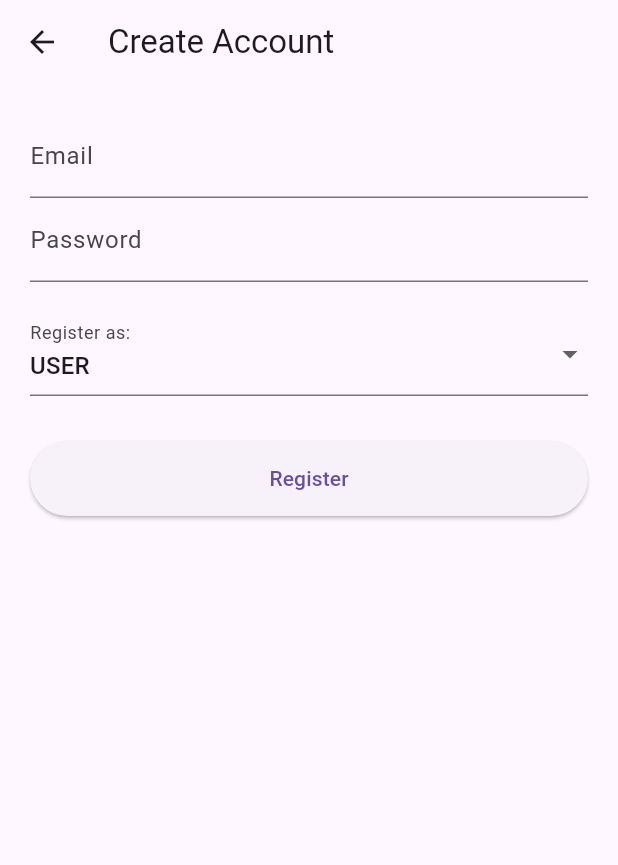
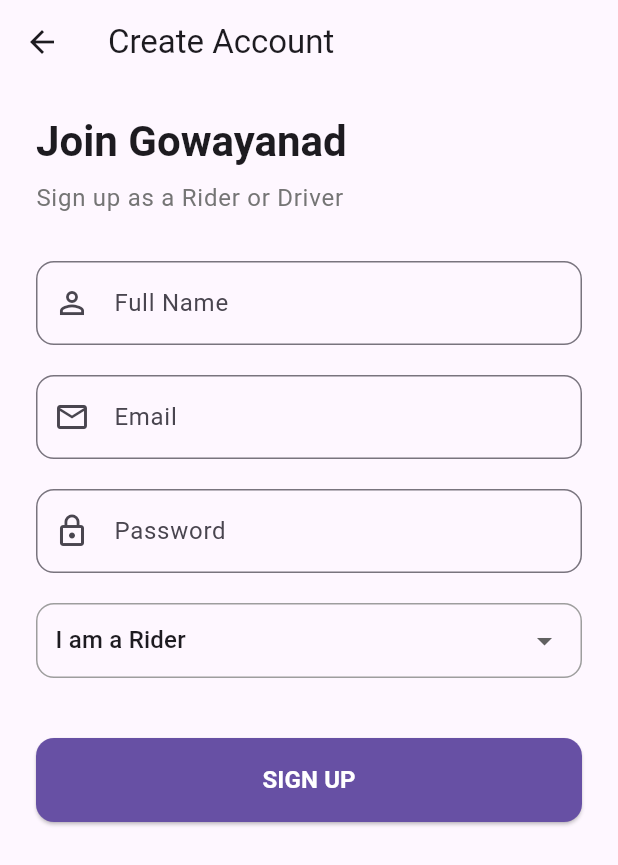
Before and after one commit to Athmana/MiniProject-group-19, a Flutter app: the screen it shows after launch, after a tap on "ADD USER/DRIVER", on a phone screen of 412 x 824 dp. Shown: the top 865 px of the screen. Run offline on Flutter 3.47's test engine with Material 3 defaults, Android fonts, the phone set to English and light mode, and no system bars; our stand-ins replace cloud_firestore, firebase_auth, firebase_core, geocoding, geolocator, google_maps_flutter and 1 more; accounts and stored records are empty; network calls fail.

Commit message:
login updated

```diff
--- a/lib/driver/driverridefinishedscreen.dart
+++ b/lib/driver/driverridefinishedscreen.dart
@@ -30,14 +30,17 @@
               child: Column(
                 mainAxisAlignment: MainAxisAlignment.center,
                 children: const [
-                  Text("You Earned",
-                      style: TextStyle(color: Colors.grey, fontSize: 12)),
+                  Text(
+                    "You Earned",
+                    style: TextStyle(color: Colors.grey, fontSize: 12),
+                  ),
                   Text(
                     "₹510",
                     style: TextStyle(
-                        fontSize: 32,
-                        fontWeight: FontWeight.bold,
-                        color: Color(0xFF2D62ED)),
+                      fontSize: 32,
+                      fontWeight: FontWeight.bold,
+                      color: Color(0xFF2D62ED),
+                    ),
                   ),
                 ],
               ),
@@ -60,7 +63,7 @@
 
             // 3. Passenger Rating Section
             const Text(
-              "Rate the Passenger",
+              "Rate the Driver",
               style: TextStyle(fontSize: 18, fontWeight: FontWeight.bold),
             ),
             const SizedBox(height: 8),
@@ -72,9 +75,13 @@
             Row(
               mainAxisAlignment: MainAxisAlignment.center,
               children: List.generate(
-                  5,
-                  (index) => const Icon(Icons.star_rounded,
-                      size: 45, color: Colors.orangeAccent)),
+                5,
+                (index) => const Icon(
+                  Icons.star_rounded,
+                  size: 45,
+                  color: Colors.orangeAccent,
+                ),
+              ),
             ),
 
             const SizedBox(height: 40),
@@ -107,14 +114,16 @@
                 style: ElevatedButton.styleFrom(
                   backgroundColor: const Color(0xFF2D62ED),
                   shape: RoundedRectangleBorder(
-                      borderRadius: BorderRadius.circular(12)),
+                    borderRadius: BorderRadius.circular(12),
+                  ),
                 ),
                 child: const Text(
                   "GO ONLINE",
                   style: TextStyle(
-                      color: Colors.white,
-                      fontWeight: FontWeight.bold,
-                      fontSize: 16),
+                    color: Colors.white,
+                    fontWeight: FontWeight.bold,
+                    fontSize: 16,
+                  ),
                 ),
               ),
             ),
@@ -127,8 +136,10 @@
   Widget _buildTripDetail(String value, String label) {
     return Column(
       children: [
-        Text(value,
-            style: const TextStyle(fontSize: 18, fontWeight: FontWeight.bold)),
+        Text(
+          value,
+          style: const TextStyle(fontSize: 18, fontWeight: FontWeight.bold),
+        ),
         Text(label, style: const TextStyle(color: Colors.grey, fontSize: 12)),
       ],
     );
--- a/lib/loginscreen.dart
+++ b/lib/loginscreen.dart
@@ -1,6 +1,6 @@
 import 'package:flutter/material.dart';
 import 'package:gowayanad/services/auth_services.dart';
-import 'package:gowayanad/services/user_add.dart';
+import 'package:gowayanad/registerscreen.dart';
 
 class LoginScreen extends StatefulWidget {
   const LoginScreen({super.key});
@@ -39,7 +39,7 @@
               const SizedBox(height: 40),
               TextField(
                 controller: emailController,
-                keyboardType: TextInputType.phone,
+                keyboardType: TextInputType.emailAddress,
                 decoration: InputDecoration(
                   labelText: "Email",
                   prefixIcon: const Icon(Icons.email),
@@ -52,10 +52,10 @@
               const SizedBox(height: 24),
               TextField(
                 controller: passwordController,
-                keyboardType: TextInputType.phone,
+                obscureText: true,
                 decoration: InputDecoration(
                   labelText: "Password",
-                  prefixIcon: const Icon(Icons.email),
+                  prefixIcon: const Icon(Icons.lock_outline),
 
                   border: OutlineInputBorder(
                     borderRadius: BorderRadius.circular(12),
@@ -98,8 +98,11 @@
                     ),
                   ),
                   onPressed: () {
-                    Navigator.of(context).push(
-                      MaterialPageRoute(builder: (context) => RegisterScreen()),
+                    Navigator.push(
+                      context,
+                      MaterialPageRoute(
+                        builder: (context) => const RegisterScreen(),
+                      ),
                     );
                   },
                   child: const Text(
--- a/lib/main.dart
+++ b/lib/main.dart
@@ -1,3 +1,5 @@
+import 'package:cloud_firestore/cloud_firestore.dart';
+import 'package:firebase_auth/firebase_auth.dart';
 import 'package:firebase_core/firebase_core.dart';
 import 'package:flutter/material.dart';
 import 'package:gowayanad/driver/homepage.dart';
@@ -14,7 +16,8 @@
       debugShowCheckedModeBanner: false,
       initialRoute: '/',
       routes: {
-        '/': (context) => LoginScreen(),
+        '/': (context) => const AuthWrapper(),
+        '/login': (context) => const LoginScreen(),
         '/userHome': (context) => EmergencyRideHome(),
         '/driverHome': (context) => DriverHomePage(),
       },
@@ -22,19 +25,52 @@
   );
 }
 
-// Dummy Screens
-class UserDashboard extends StatelessWidget {
-  const UserDashboard({super.key});
+class AuthWrapper extends StatelessWidget {
+  const AuthWrapper({super.key});
 
   @override
-  Widget build(BuildContext context) =>
-      Scaffold(appBar: AppBar(title: Text("User Area")));
+  Widget build(BuildContext context) {
+    return StreamBuilder<User?>(
+      stream: FirebaseAuth.instance.authStateChanges(),
+      builder: (context, snapshot) {
+        if (snapshot.connectionState == ConnectionState.waiting) {
+          return const Scaffold(
+            body: Center(child: CircularProgressIndicator()),
+          );
+        }
+
+        if (snapshot.hasData && snapshot.data != null) {
+          // User is logged in, grab their role
+          return FutureBuilder<DocumentSnapshot>(
+            future: FirebaseFirestore.instance
+                .collection('users')
+                .doc(snapshot.data!.uid)
+                .get(),
+            builder: (context, roleSnapshot) {
+              if (roleSnapshot.connectionState == ConnectionState.waiting) {
+                return const Scaffold(
+                  body: Center(child: CircularProgressIndicator()),
+                );
+              }
+
+              if (roleSnapshot.hasData && roleSnapshot.data!.exists) {
+                String role = roleSnapshot.data!.get('role') ?? 'rider';
+                if (role == 'driver') {
+                  return const DriverHomePage();
+                } else {
+                  return const EmergencyRideHome();
+                }
+              }
+
+              // Fallback if document doesn't exist
+              return const EmergencyRideHome();
+            },
+          );
+        }
+
+        // User is NOT logged in
+        return const LoginScreen();
+      },
+    );
+  }
 }
-
-class DriverDashboard extends StatelessWidget {
-  const DriverDashboard({super.key});
-
-  @override
-  Widget build(BuildContext context) =>
-      Scaffold(appBar: AppBar(title: Text("Driver Area")));
-}
--- /dev/null
+++ b/lib/registerscreen.dart
@@ -0,0 +1,179 @@
+import 'package:flutter/material.dart';
+import 'package:gowayanad/services/auth_services.dart';
+
+class RegisterScreen extends StatefulWidget {
+  const RegisterScreen({super.key});
+
+  @override
+  _RegisterScreenState createState() => _RegisterScreenState();
+}
+
+class _RegisterScreenState extends State<RegisterScreen> {
+  final _emailController = TextEditingController();
+  final _passwordController = TextEditingController();
+  final _nameController = TextEditingController();
+  // Role selection state
+  String _selectedRole = 'rider';
+  bool _isLoading = false;
+
+  Future<void> _handleSignUp() async {
+    if (_emailController.text.trim().isEmpty ||
+        _passwordController.text.trim().isEmpty) {
+      ScaffoldMessenger.of(
+        context,
+      ).showSnackBar(const SnackBar(content: Text('Please fill all fields')));
+      return;
+    }
+
+    setState(() => _isLoading = true);
+
+    try {
+      await AuthService().signUp(
+        _emailController.text.trim(),
+        _passwordController.text.trim(),
+        _selectedRole,
+      );
+
+      if (mounted) {
+        // Sign up automatically signs the user in via Firebase
+        // The StreamBuilder in main.dart (AuthWrapper) will detect this
+        // and instantly push the user to their right home screen!
+        Navigator.of(context).pop();
+      }
+    } catch (e) {
+      if (mounted) {
+        ScaffoldMessenger.of(context).showSnackBar(
+          SnackBar(content: Text('Sign up Failed: ${e.toString()}')),
+        );
+      }
+    } finally {
+      if (mounted) setState(() => _isLoading = false);
+    }
+  }
+
+  @override
+  Widget build(BuildContext context) {
+    return Scaffold(
+      appBar: AppBar(title: const Text("Create Account"), elevation: 0),
+      body: SafeArea(
+        child: SingleChildScrollView(
+          padding: const EdgeInsets.symmetric(horizontal: 24.0, vertical: 20),
+          child: Column(
+            crossAxisAlignment: CrossAxisAlignment.start,
+            children: [
+              Text(
+                "Join Gowayanad",
+                style: Theme.of(context).textTheme.headlineMedium?.copyWith(
+                  fontWeight: FontWeight.bold,
+                ),
+              ),
+              const SizedBox(height: 8),
+              Text(
+                "Sign up as a Rider or Driver",
+                style: Theme.of(
+                  context,
+                ).textTheme.bodyLarge?.copyWith(color: Colors.grey[600]),
+              ),
+              const SizedBox(height: 30),
+
+              TextField(
+                controller: _nameController,
+                decoration: InputDecoration(
+                  labelText: "Full Name",
+                  prefixIcon: const Icon(Icons.person_outline),
+                  border: OutlineInputBorder(
+                    borderRadius: BorderRadius.circular(12),
+                  ),
+                ),
+              ),
+              const SizedBox(height: 20),
+
+              TextField(
+                controller: _emailController,
+                keyboardType: TextInputType.emailAddress,
+                decoration: InputDecoration(
+                  labelText: "Email",
+                  prefixIcon: const Icon(Icons.email_outlined),
+                  border: OutlineInputBorder(
+                    borderRadius: BorderRadius.circular(12),
+                  ),
+                ),
+              ),
+              const SizedBox(height: 20),
+
+              TextField(
+                controller: _passwordController,
+                obscureText: true,
+                decoration: InputDecoration(
+                  labelText: "Password",
+                  prefixIcon: const Icon(Icons.lock_outline),
+                  border: OutlineInputBorder(
+                    borderRadius: BorderRadius.circular(12),
+                  ),
+                ),
+              ),
+              const SizedBox(height: 20),
+
+              // Role Dropdown
+              Container(
+                padding: const EdgeInsets.symmetric(horizontal: 12),
+                decoration: BoxDecoration(
+                  border: Border.all(color: Colors.grey),
+                  borderRadius: BorderRadius.circular(12),
+                ),
+                child: DropdownButtonHideUnderline(
+                  child: DropdownButton<String>(
+                    isExpanded: true,
+                    value: _selectedRole,
+                    items: const [
+                      DropdownMenuItem(
+                        value: 'rider',
+                        child: Text("I am a Rider"),
+                      ),
+                      DropdownMenuItem(
+                        value: 'driver',
+                        child: Text("I am a Driver"),
+                      ),
+                    ],
+                    onChanged: (String? newValue) {
+                      if (newValue != null) {
+                        setState(() {
+                          _selectedRole = newValue;
+                        });
+                      }
+                    },
+                  ),
+                ),
+              ),
+              const SizedBox(height: 40),
+
+              SizedBox(
+                width: double.infinity,
+                height: 56,
+                child: ElevatedButton(
+                  style: ElevatedButton.styleFrom(
+                    backgroundColor: Theme.of(context).colorScheme.primary,
+                    foregroundColor: Colors.white,
+                    shape: RoundedRectangleBorder(
+                      borderRadius: BorderRadius.circular(12),
+                    ),
+                  ),
+                  onPressed: _isLoading ? null : _handleSignUp,
+                  child: _isLoading
+                      ? const CircularProgressIndicator(color: Colors.white)
+                      : const Text(
+                          "SIGN UP",
+                          style: TextStyle(
+                            fontSize: 16,
+                            fontWeight: FontWeight.bold,
+                          ),
+                        ),
+                ),
+              ),
+            ],
+          ),
+        ),
+      ),
+    );
+  }
+}
--- a/lib/services/auth_services.dart
+++ b/lib/services/auth_services.dart
@@ -9,7 +9,9 @@
   // Sign Up with Role
   Future<void> signUp(String email, String password, String role) async {
     UserCredential result = await _auth.createUserWithEmailAndPassword(
-        email: email, password: password);
+      email: email,
+      password: password,
+    );
 
     // Save role to Firestore
     await _firestore.collection('users').doc(result.user!.uid).set({
@@ -19,11 +21,17 @@
   }
 
   // Login and Route
-  Future<void> loginAndRoute(String email, String password, BuildContext context) async {
+  Future<void> loginAndRoute(
+    String email,
+    String password,
+    BuildContext context,
+  ) async {
     try {
       UserCredential result = await _auth.signInWithEmailAndPassword(
-          email: email, password: password);
-          print("Tried login");
+        email: email,
+        password: password,
+      );
+      print("Tried login");
 
       // Fetch user role from Firestore
       DocumentSnapshot userDoc = await _firestore
@@ -34,13 +42,19 @@
       String role = userDoc['role'];
 
       if (role == 'driver') {
-        print("reached here");
+        print("routed to driver");
         Navigator.pushReplacementNamed(context, '/driverHome');
       } else {
+        print("routed to rider");
         Navigator.pushReplacementNamed(context, '/userHome');
       }
     } catch (e) {
       print("Login Error: $e");
+      if (context.mounted) {
+        ScaffoldMessenger.of(context).showSnackBar(
+          SnackBar(content: Text('Login Failed: ${e.toString()}')),
+        );
+      }
     }
   }
 }
```
Also changed, not shown: lib/services/ride_service.dart (+11 -10 lines).
